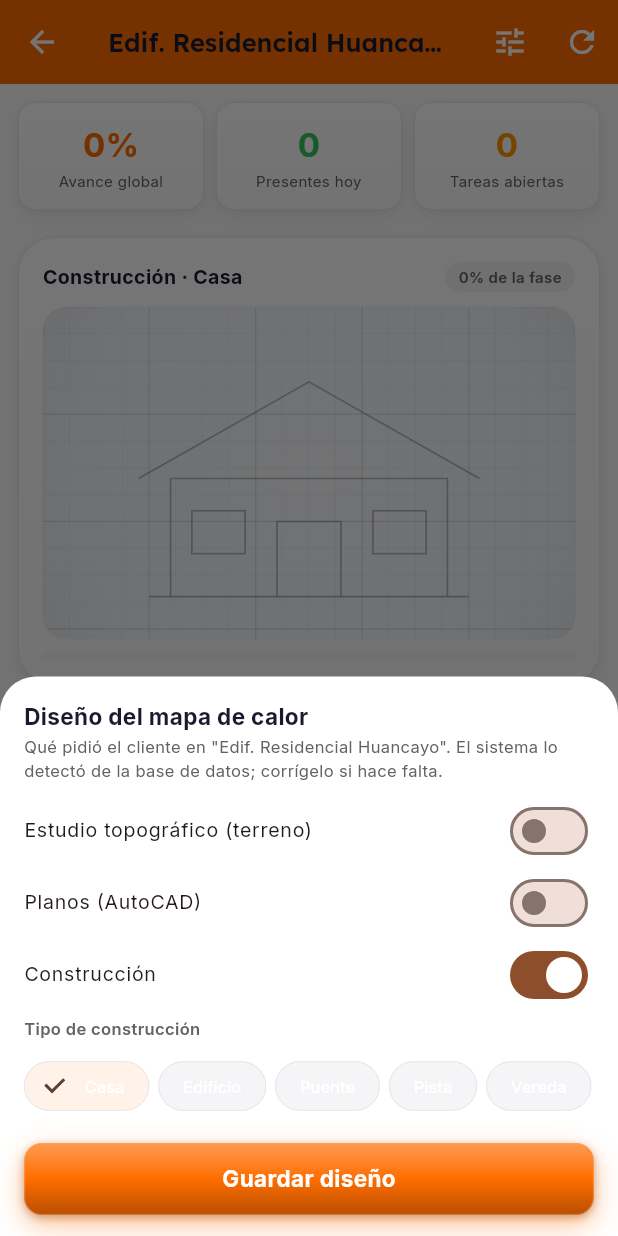
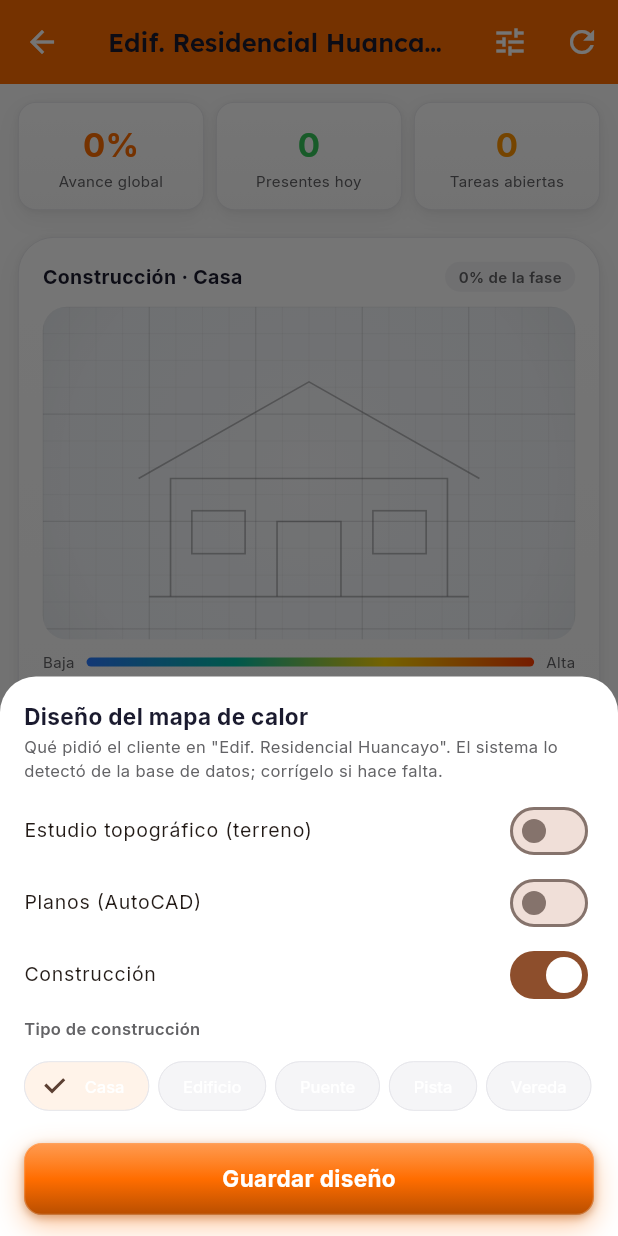
Before and after one commit to i2414684-alt/Lozcam-MOVIL-Oficial, a Flutter app: the MapaCalorObraScreen screen opened directly with sample values from the repository, after a tap on the "tune" icon, on a phone screen of 412 x 824 dp. Run offline on Flutter 3.47's test engine with Material 3 defaults, Android fonts, the light colour scheme and no system bars; our stand-ins replace fl_chart, flutter_animate, flutter_map, geolocator, google_fonts, image_picker and 6 more; missing offline and left inert: dart:html, excel; accounts and stored records are empty.

Commit message:
correccion de mapa de calor

```diff
--- a/lib/core/descarga_io.dart
+++ b/lib/core/descarga_io.dart
@@ -4,6 +4,12 @@ import 'package:share_plus/share_plus.dart';
 
 const _xlsxMime =
     'application/vnd.openxmlformats-officedocument.spreadsheetml.sheet';
+const _pdfMime = 'application/pdf';
+
+/// Mismo `guardarODescargar` sirve para exportar Excel y PDF: el mime debe
+/// seguir la extensión real del archivo, no asumir siempre xlsx.
+String _mimeDe(String nombre) =>
+    nombre.toLowerCase().endsWith('.pdf') ? _pdfMime : _xlsxMime;
 
 /// Móvil/escritorio: guarda el archivo en la carpeta temporal y abre el diálogo
 /// de compartir. Si compartir no está disponible (típico en escritorio), guarda
@@ -14,10 +20,10 @@ Future<String> guardarODescargar(List<int> bytes, String nombre) async {
     final ruta = '${dir.path}/$nombre';
     await File(ruta).writeAsBytes(bytes, flush: true);
     await Share.shareXFiles(
-      [XFile(ruta, mimeType: _xlsxMime)],
+      [XFile(ruta, mimeType: _mimeDe(nombre))],
       subject: 'Reporte LOZCAM',
     );
-    return 'Reporte Excel generado. Elige dónde compartirlo o guardarlo.';
+    return 'Reporte generado. Elige dónde compartirlo o guardarlo.';
   } catch (_) {
     final home =
         Platform.environment['USERPROFILE'] ?? Platform.environment['HOME'];
--- a/lib/core/descarga_web.dart
+++ b/lib/core/descarga_web.dart
@@ -4,10 +4,16 @@ import 'dart:typed_data';
 
 const _xlsxMime =
     'application/vnd.openxmlformats-officedocument.spreadsheetml.sheet';
+const _pdfMime = 'application/pdf';
+
+/// Mismo `guardarODescargar` sirve para exportar Excel y PDF: el mime debe
+/// seguir la extensión real del archivo, no asumir siempre xlsx.
+String _mimeDe(String nombre) =>
+    nombre.toLowerCase().endsWith('.pdf') ? _pdfMime : _xlsxMime;
 
 /// Web: crea un Blob con los bytes y dispara la descarga del navegador.
 Future<String> guardarODescargar(List<int> bytes, String nombre) async {
-  final blob = html.Blob([Uint8List.fromList(bytes)], _xlsxMime);
+  final blob = html.Blob([Uint8List.fromList(bytes)], _mimeDe(nombre));
   final url = html.Url.createObjectUrlFromBlob(blob);
   final anchor = html.AnchorElement(href: url)..download = nombre;
   html.document.body!.append(anchor);
--- a/lib/screens/mapa_calor_obra.dart
+++ b/lib/screens/mapa_calor_obra.dart
@@ -340,6 +340,8 @@ class _MapaCalorObraScreenState extends State<MapaCalorObraScreen> {
           ),
         ),
         const SizedBox(height: 8),
+        _leyendaCalor(t),
+        const SizedBox(height: 10),
         ClipRRect(
           borderRadius: BorderRadius.circular(4),
           child: LinearProgressIndicator(
@@ -351,6 +353,25 @@ class _MapaCalorObraScreenState extends State<MapaCalorObraScreen> {
         ),
       ]),
     );
+  }
+
+  /// Leyenda del mapa de intensidad: barra con la rampa térmica estándar
+  /// (azul → verde → amarillo → rojo) de "Baja" a "Alta".
+  Widget _leyendaCalor(AppTokens t) {
+    return Row(children: [
+      Text('Baja', style: TextStyle(fontSize: 10, color: t.textSecondary)),
+      Expanded(
+        child: Container(
+          height: 6,
+          margin: const EdgeInsets.symmetric(horizontal: 8),
+          decoration: BoxDecoration(
+            borderRadius: BorderRadius.circular(AppRadius.pill),
+            gradient: const LinearGradient(colors: heatRampColors),
+          ),
+        ),
+      ),
+      Text('Alta', style: TextStyle(fontSize: 10, color: t.textSecondary)),
+    ]);
   }
 
   /// Días trabajados graficados (intensidad de calor por día, sin texto).
@@ -369,11 +390,30 @@ class _MapaCalorObraScreenState extends State<MapaCalorObraScreen> {
                   Container(
                     height: 34,
                     decoration: BoxDecoration(
-                      color: _calorDias[i] > 0
-                          ? AppColors.brand
-                              .withValues(alpha: .15 + .75 * _calorDias[i])
-                          : t.surfaceAlt,
                       borderRadius: BorderRadius.circular(8),
+                      color: _calorDias[i] > 0 ? null : t.surfaceAlt,
+                      gradient: _calorDias[i] > 0
+                          ? LinearGradient(
+                              begin: Alignment.topCenter,
+                              end: Alignment.bottomCenter,
+                              colors: [
+                                colorTermico(_calorDias[i])
+                                    .withValues(alpha: .90),
+                                colorTermico(_calorDias[i])
+                                    .withValues(alpha: .45),
+                              ],
+                            )
+                          : null,
+                      boxShadow: _calorDias[i] > 0
+                          ? [
+                              BoxShadow(
+                                color: colorTermico(_calorDias[i])
+                                    .withValues(alpha: .35),
+                                blurRadius: 10,
+                                spreadRadius: -2,
+                              ),
+                            ]
+                          : null,
                     ),
                   ),
                   const SizedBox(height: 3),
--- a/lib/widgets/diseno_progresivo.dart
+++ b/lib/widgets/diseno_progresivo.dart
@@ -11,6 +11,23 @@ import '../data/diseno_obra.dart';
 ///  plano) y se va "construyendo" en color conforme sube [progreso] (0..1).
 ///  Encima se pintan manchas de CALOR según los días trabajados ([calorDias]).
 /// ============================================================================
+
+/// Rampa térmica estándar (fría → caliente): azul · verde · amarillo · rojo.
+/// Se usa tanto para pintar las manchas de calor como para la leyenda.
+const List<Color> heatRampColors = [
+  Color(0xFF2979FF), // azul — baja intensidad
+  Color(0xFF00BFA5), // verde-azulado
+  Color(0xFFFFD600), // amarillo
+  Color(0xFFFF3D00), // rojo — alta intensidad
+];
+
+/// Interpola un color de [heatRampColors] según la intensidad [w] (0..1).
+Color colorTermico(double w) {
+  final t = w.clamp(0.0, 1.0) * (heatRampColors.length - 1);
+  final i = t.floor().clamp(0, heatRampColors.length - 2);
+  final f = t - i;
+  return Color.lerp(heatRampColors[i], heatRampColors[i + 1], f)!;
+}
 
 class DisenoProgresivo extends StatelessWidget {
   final FaseDiseno fase;
@@ -348,9 +365,13 @@ class _DisenoPainter extends CustomPainter {
         Rect.fromCircle(center: a, radius: r), 0, math.pi / 2, false, paint);
   }
 
-  /// Manchas de calor TÉRMICAS: núcleo blanco incandescente -> naranja ->
-  /// transparente (como cámara termográfica). Un foco por día trabajado,
-  /// posición determinística e intensidad según cuánto se trabajó ese día.
+  /// Manchas de calor TÉRMICAS con la rampa estándar azul→verde→amarillo→rojo
+  /// (como cámara termográfica). Un foco por día trabajado, posición
+  /// determinística e intensidad según cuánto se trabajó ese día. Cada foco
+  /// se pinta en dos capas —halo externo muy difuso y cuerpo con núcleo
+  /// luminoso— para que las zonas se fusionen de forma orgánica y sin bordes
+  /// duros: las de baja intensidad quedan translúcidas y extensas (azul/
+  /// verde), las de máxima intensidad quedan densas y luminosas (rojo).
   void _manchasCalor(Canvas canvas, Size size) {
     for (var i = 0; i < calorDias.length; i++) {
       final w = calorDias[i];
@@ -362,6 +383,23 @@ class _DisenoPainter extends CustomPainter {
         size.width * (0.5 + rad * math.cos(ang)),
         size.height * (0.5 + rad * math.sin(ang)),
       );
+      final color = colorTermico(w);
+
+      // 1) Halo externo: muy extenso, muy translúcido y muy desenfocado ->
+      //    difusión suave que se fusiona con los focos vecinos.
+      final radioHalo = size.shortestSide * (0.22 + 0.30 * w);
+      canvas.drawCircle(
+          c,
+          radioHalo,
+          Paint()
+            ..shader = RadialGradient(colors: [
+              color.withValues(alpha: .10 + .12 * w),
+              color.withValues(alpha: 0),
+            ]).createShader(Rect.fromCircle(center: c, radius: radioHalo))
+            ..maskFilter = const MaskFilter.blur(BlurStyle.normal, 14));
+
+      // 2) Cuerpo + núcleo: degradado radial en el color de la rampa térmica,
+      //    con centro más blanco/luminoso cuanto mayor la intensidad.
       final radio = size.shortestSide * (0.12 + 0.16 * w);
       final rect = Rect.fromCircle(center: c, radius: radio);
       canvas.drawCircle(
@@ -370,14 +408,14 @@ class _DisenoPainter extends CustomPainter {
           Paint()
             ..shader = RadialGradient(
               colors: [
-                Colors.white.withValues(alpha: .12 + .38 * w),
-                _lighten(acento, .08).withValues(alpha: .12 + .30 * w),
-                acento.withValues(alpha: .06 + .16 * w),
-                acento.withValues(alpha: 0),
+                Colors.white.withValues(alpha: .16 + .30 * w),
+                color.withValues(alpha: .24 + .30 * w),
+                color.withValues(alpha: .08 + .14 * w),
+                color.withValues(alpha: 0),
               ],
-              stops: const [0, .25, .55, 1],
+              stops: const [0, .30, .60, 1],
             ).createShader(rect)
-            ..maskFilter = const MaskFilter.blur(BlurStyle.normal, 6));
+            ..maskFilter = const MaskFilter.blur(BlurStyle.normal, 7));
     }
   }
 
```
